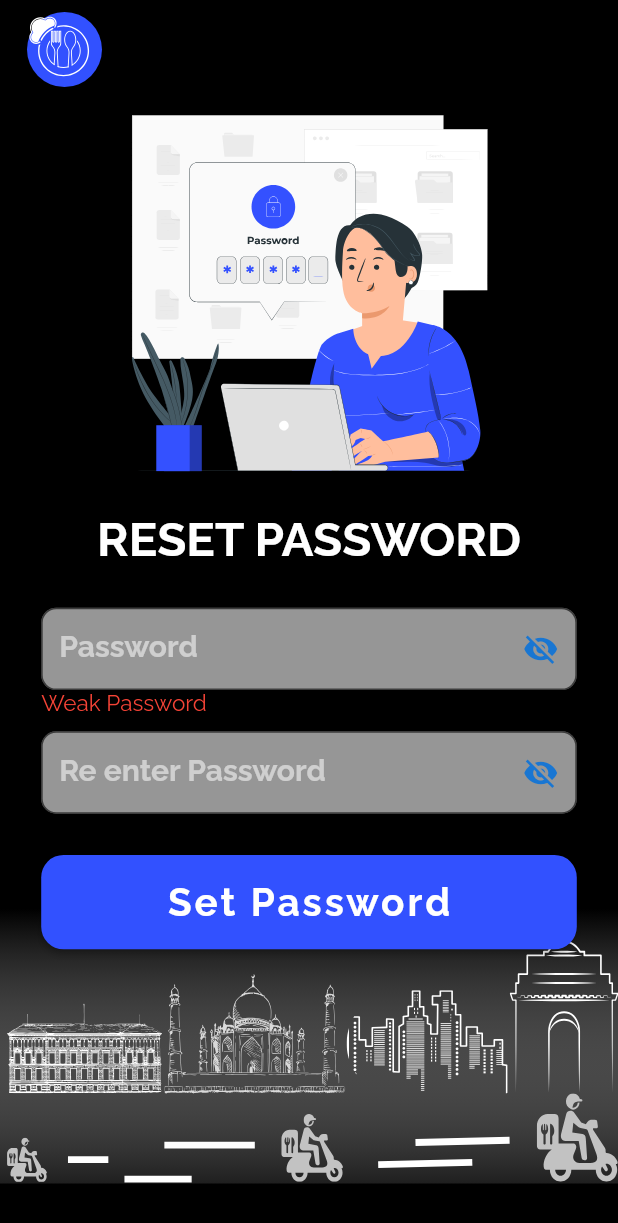
After one commit to udityaprakash/Foodora-Seller-App, a Flutter app: the Resetpassword screen opened by its route, after a tap on "Set Password", on a phone screen of 412 x 824 dp. The commit adds this screen. Shown: the top 1223 px of the screen. Run offline on Flutter 3.47's test engine with Material 2 defaults, Android fonts, the phone set to English and light mode, and no system bars; our stand-ins replace flutter_svg.

Commit message:
created reset password page including regexp

```diff
--- /dev/null
+++ b/lib/screens/forgotpages/resetpages.dart
@@ -0,0 +1,114 @@
+import 'package:flutter/material.dart';
+
+import '../desigining.dart';
+
+class Resetpassword extends StatefulWidget {
+  const Resetpassword({super.key});
+
+  @override
+  State<Resetpassword> createState() => _ResetpasswordState();
+}
+
+class _ResetpasswordState extends State<Resetpassword> {
+  bool _passwordVisible = true;
+  bool _repassword = true;
+  String passmess = "";
+  TextEditingController _passController = new TextEditingController();
+  TextEditingController _repassController = new TextEditingController();
+
+  @override
+  void initState() {
+    super.initState();
+    _passwordVisible = true;
+    _repassword = true;
+  }
+
+  Widget build(BuildContext context) {
+    return Scaffold(
+      body: SafeArea(
+        child: SingleChildScrollView(
+          child: Container(
+            height: MediaQuery.of(context).size.height - 35,
+            child: Stack(
+              children: [
+                Bottomgradient(context),
+                Backgroundimg(context),
+                ListView(
+                  shrinkWrap: true,
+                  children: [
+                    Padding(
+                      padding: const EdgeInsets.only(left: 18.0),
+                      child: Toppageicon(),
+                    ),
+                    Container(
+                      padding: EdgeInsets.symmetric(
+                          horizontal: MediaQuery.of(context).size.width / 15),
+                      child: Column(
+                        children: [
+                          Padding(
+                            padding: const EdgeInsets.only(bottom: 8.0),
+                            child: svggenerator(
+                                MediaQuery.of(context).size.height / 3,
+                                MediaQuery.of(context).size.width / 0.7,
+                                'assets/svg/Reenterpasspageicon.svg'),
+                          ),
+                          textgenerator(
+                            'RESET PASSWORD',
+                            MediaQuery.of(context).size.width / 13,
+                            'Raleway',
+                            700,
+                            Colors.white,
+                          ),
+                          SizedBox(
+                            height: MediaQuery.of(context).size.height / 30,
+                          ),
+                          Inputpassfield('Password', _passwordVisible, context,
+                              () {
+                            setState(() {
+                              _passwordVisible = !_passwordVisible;
+                            });
+                          }, controller: _passController),
+                          SizedBox(
+                              height: MediaQuery.of(context).size.height / 30,
+                              width: MediaQuery.of(context).size.width,
+                              child: Align(
+                                  alignment: Alignment.topLeft,
+                                  child:
+                                      errortextgenerator(passmess, 15, 400))),
+                          Inputpassfield(
+                              'Re enter Password', _repassword, context, () {
+                            setState(() {
+                              _repassword = !_repassword;
+                            });
+                          }, controller: _repassController),
+                          SizedBox(
+                            height: MediaQuery.of(context).size.height / 30,
+                          ),
+                          buttongenerator('Set Password', context, () {
+                            setState(() {
+                              if (isStrong(_passController.text)) {
+                                passmess = '';
+                                if (_passController.text ==
+                                    _repassController.text) {
+                                  passmess = "";
+                                } else {
+                                  passmess = 'Password do not match';
+                                }
+                              } else {
+                                passmess = 'Weak Password';
+                              }
+                            });
+                          }),
+                        ],
+                      ),
+                    )
+                  ],
+                )
+              ],
+            ),
+          ),
+        ),
+      ),
+    );
+  }
+}
--- a/lib/screens/route.dart
+++ b/lib/screens/route.dart
@@ -1,5 +1,6 @@
 import 'package:flutter/material.dart';
 import 'package:foodora_seller/main.dart';
+import 'package:foodora_seller/screens/forgotpages/resetpages.dart';
 import 'package:foodora_seller/screens/homepage/loginpage.dart';
 import 'package:foodora_seller/screens/splashpage/splash_screen.dart';
 
@@ -27,6 +28,8 @@ class RouteGenerator {
         return MaterialPageRoute(builder: (_) => const Forgotpassword());
       case '/otppage':
         return MaterialPageRoute(builder: (_) => EnterOTP(email: args.toString()));
+      case '/resetpassword':
+        return MaterialPageRoute(builder: (_) => const Resetpassword());
       default:
         return MaterialPageRoute(builder: (_) => const Errorpage());
     }
```
Also changed, not shown: assets/svg/Reenterpasspageicon.svg (added).
